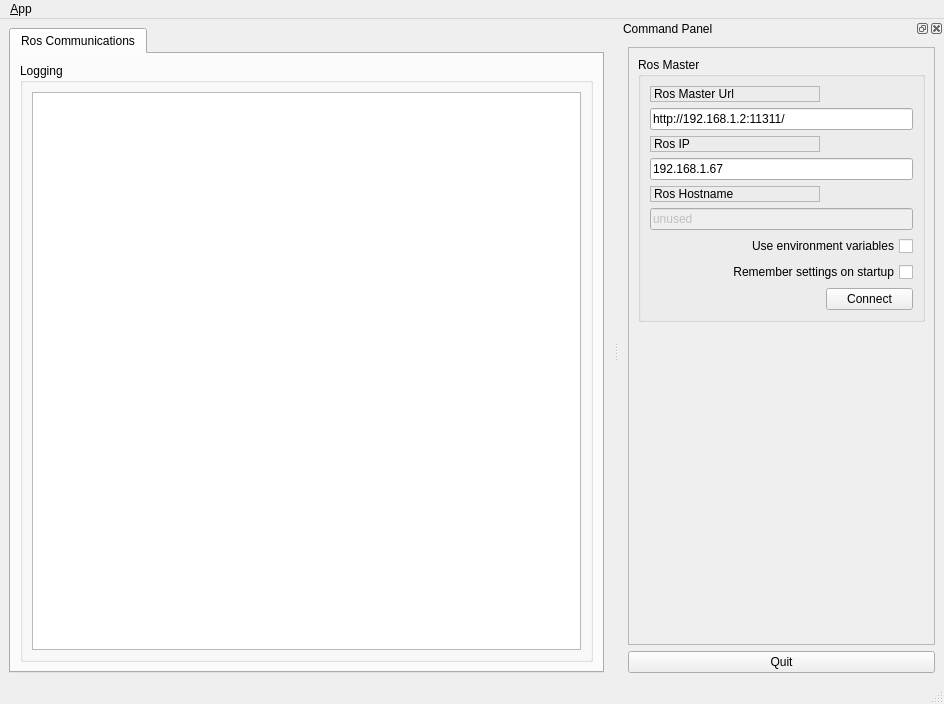
yangjiashu/hitgroundcontrol_ws, file src/hitgroundcontrol/ui/main_window.ui: the form before one commit.
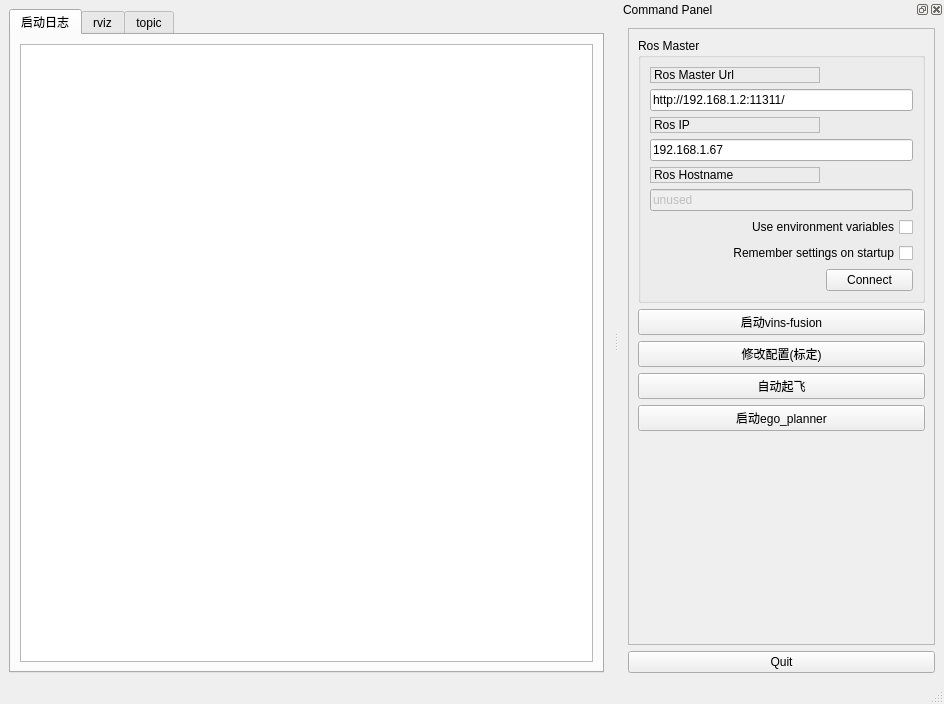
The form after the commit. The open tabs and pages were chosen to show the change. Icons and pictures are not drawn.

The edit to the form file:
```diff
--- a/src/hitgroundcontrol/ui/main_window.ui
+++ b/src/hitgroundcontrol/ui/main_window.ui
@@ -38,29 +38,24 @@
       </property>
       <widget class="QWidget" name="tab_status">
        <attribute name="title">
-        <string>Ros Communications</string>
+        <string>启动日志</string>
        </attribute>
        <layout class="QVBoxLayout" name="verticalLayout_2">
         <item>
-         <widget class="QGroupBox" name="groupBox_12">
-          <property name="sizePolicy">
-           <sizepolicy hsizetype="MinimumExpanding" vsizetype="Preferred">
-            <horstretch>0</horstretch>
-            <verstretch>0</verstretch>
-           </sizepolicy>
-          </property>
-          <property name="title">
-           <string>Logging</string>
-          </property>
-          <layout class="QGridLayout" name="gridLayout_3">
-           <item row="0" column="0">
-            <widget class="QListView" name="view_logging"/>
-           </item>
-          </layout>
-         </widget>
+         <widget class="QPlainTextEdit" name="txtEdit_launchVins"/>
         </item>
        </layout>
       </widget>
+      <widget class="QWidget" name="tab_rviz">
+       <attribute name="title">
+        <string>rviz</string>
+       </attribute>
+      </widget>
+      <widget class="QWidget" name="tab_topic">
+       <attribute name="title">
+        <string>topic</string>
+       </attribute>
+      </widget>
      </widget>
     </item>
    </layout>
@@ -71,21 +66,9 @@
      <x>0</x>
      <y>0</y>
      <width>944</width>
-     <height>21</height>
+     <height>28</height>
     </rect>
    </property>
-   <widget class="QMenu" name="menu_File">
-    <property name="title">
-     <string>&amp;App</string>
-    </property>
-    <addaction name="action_Preferences"/>
-    <addaction name="separator"/>
-    <addaction name="actionAbout"/>
-    <addaction name="actionAbout_Qt"/>
-    <addaction name="separator"/>
-    <addaction name="action_Quit"/>
-   </widget>
-   <addaction name="menu_File"/>
   </widget>
   <widget class="QStatusBar" name="statusbar"/>
   <widget class="QDockWidget" name="dock_status">
@@ -98,7 +81,7 @@
    <property name="minimumSize">
     <size>
      <width>325</width>
-     <height>368</height>
+     <height>537</height>
     </size>
    </property>
    <property name="allowedAreas">
@@ -254,6 +237,34 @@
           </layout>
          </widget>
         </item>
+        <item>
+         <widget class="QPushButton" name="btn_launchVins">
+          <property name="text">
+           <string>启动vins-fusion</string>
+          </property>
+         </widget>
+        </item>
+        <item>
+         <widget class="QPushButton" name="btn_config">
+          <property name="text">
+           <string>修改配置(标定)</string>
+          </property>
+         </widget>
+        </item>
+        <item>
+         <widget class="QPushButton" name="btn_takeoff">
+          <property name="text">
+           <string>自动起飞</string>
+          </property>
+         </widget>
+        </item>
+        <item>
+         <widget class="QPushButton" name="btn_launchEgo">
+          <property name="text">
+           <string>启动ego_planner</string>
+          </property>
+         </widget>
+        </item>
         <item>
          <spacer name="verticalSpacer_3">
           <property name="orientation">
```
Left out of the diff: 10 changed lines with no effect on the pictures.
